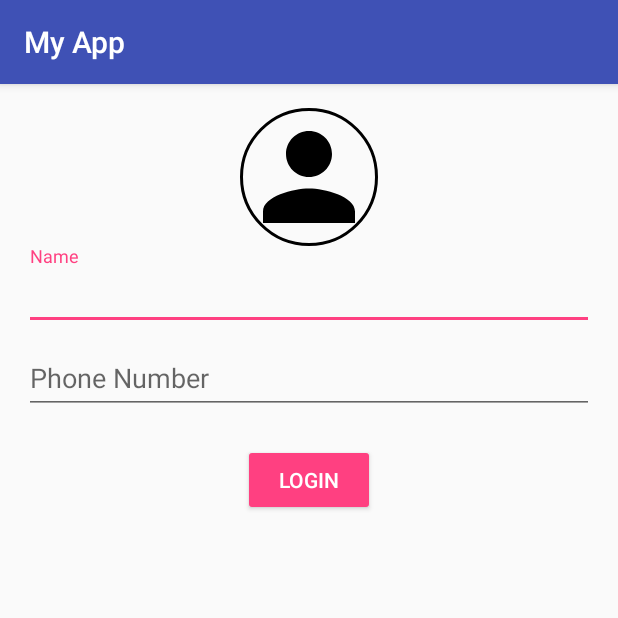
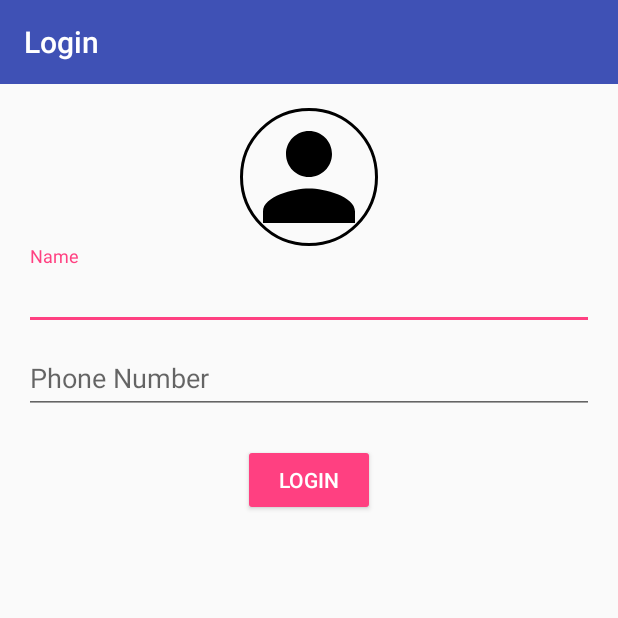
Before and after one commit to architjn/aXMPPAndroid, an Android app: the screen it shows after launch (RegisterActivity), on a phone screen of 412 x 824 dp, the top half of it. Run offline under Robolectric (Android 15) with nearby library versions, the phone set to English and light mode, and no system bars; our stand-ins replace CircleImageView.

Commit message:
Added Toolbar

```diff
--- a/app/src/main/java/com/architjn/myapp/ui/activity/ContactsActivity.java
+++ b/app/src/main/java/com/architjn/myapp/ui/activity/ContactsActivity.java
@@ -10,6 +10,7 @@ import android.support.annotation.Nullable;
 import android.support.v7.app.AppCompatActivity;
 import android.support.v7.widget.LinearLayoutManager;
 import android.support.v7.widget.RecyclerView;
+import android.support.v7.widget.Toolbar;
 import android.util.Log;
 import android.widget.Toast;
 
@@ -37,7 +38,6 @@ import java.util.ArrayList;
 
 public class ContactsActivity extends AppCompatActivity {
 
-    private PhoneNumberUtil phoneUtil;
     private RecyclerView rv;
     private ContactAdapter adapter;
 
@@ -49,6 +49,7 @@ public class ContactsActivity extends AppCompatActivity {
     }
 
     private void init() {
+        setSupportActionBar((Toolbar) findViewById(R.id.toolbar));
         rv = (RecyclerView) findViewById(R.id.contact_list);
         rv.setLayoutManager(new LinearLayoutManager(this));
         rv.addItemDecoration(new ListDividerItemDecoration(this, Utils.dpToPx(this, 35)));
@@ -78,7 +79,7 @@ public class ContactsActivity extends AppCompatActivity {
             protected void onPostExecute(Void aVoid) {
                 super.onPostExecute(aVoid);
                 adapter.updateItems(DbHelper.getInstance(ContactsActivity.this)
-                                .loadContacts());
+                        .loadContacts());
             }
 
             @Override
--- a/app/src/main/java/com/architjn/myapp/ui/activity/MainActivity.java
+++ b/app/src/main/java/com/architjn/myapp/ui/activity/MainActivity.java
@@ -4,6 +4,7 @@ import android.content.Intent;
 import android.os.Bundle;
 import android.support.design.widget.FloatingActionButton;
 import android.support.v7.app.AppCompatActivity;
+import android.support.v7.widget.Toolbar;
 import android.view.View;
 
 import com.architjn.myapp.R;
@@ -26,6 +27,7 @@ public class MainActivity extends AppCompatActivity implements XMPPHelper.OnStat
     }
 
     private void init() {
+        setSupportActionBar((Toolbar) findViewById(R.id.toolbar));
         XMPPHelper.getInstance(this).addActionStateChanged(this);
         fab = (FloatingActionButton) findViewById(R.id.addChat);
         fab.setOnClickListener(new View.OnClickListener() {
--- a/app/src/main/java/com/architjn/myapp/ui/activity/RegisterActivity.java
+++ b/app/src/main/java/com/architjn/myapp/ui/activity/RegisterActivity.java
@@ -5,6 +5,7 @@ import android.content.Intent;
 import android.os.Bundle;
 import android.support.annotation.Nullable;
 import android.support.v7.app.AppCompatActivity;
+import android.support.v7.widget.Toolbar;
 import android.util.Log;
 import android.view.View;
 import android.widget.Button;
@@ -35,6 +36,7 @@ public class RegisterActivity extends AppCompatActivity implements XMPPHelper.On
     }
 
     private void init() {
+        setSupportActionBar((Toolbar) findViewById(R.id.toolbar));
         XMPPHelper.getInstance(this).addActionStateChanged(this);
         avatar = (CircleImageView) findViewById(R.id.avatar);
         name = (EditText) findViewById(R.id.name);
--- a/app/src/main/res/layout/activity_register.xml
+++ b/app/src/main/res/layout/activity_register.xml
@@ -1,6 +1,13 @@
 <?xml version="1.0" encoding="utf-8"?>
 <LinearLayout xmlns:android="http://schemas.android.com/apk/res/android"
     xmlns:app="http://schemas.android.com/apk/res-auto"
+    android:layout_width="match_parent"
+    android:layout_height="match_parent"
+    android:orientation="vertical">
+
+    <include layout="@layout/toolbar" />
+
+    <LinearLayout
         android:layout_width="match_parent"
         android:layout_height="match_parent"
         android:gravity="center_horizontal"
@@ -19,9 +26,9 @@
             android:layout_height="wrap_content">
 
             <EditText
+                android:id="@+id/name"
                 android:layout_width="match_parent"
                 android:layout_height="wrap_content"
-            android:id="@+id/name"
                 android:hint="@string/name" />
         </android.support.design.widget.TextInputLayout>
 
@@ -37,11 +44,12 @@
         </android.support.design.widget.TextInputLayout>
 
         <Button
+            android:id="@+id/login"
             android:layout_width="wrap_content"
             android:layout_height="wrap_content"
             android:layout_marginTop="20dp"
             android:backgroundTint="?attr/colorAccent"
             android:text="@string/login"
-        android:id="@+id/login"
             android:textColor="@android:color/white" />
     </LinearLayout>
+</LinearLayout>
--- /dev/null
+++ b/app/src/main/res/layout/toolbar.xml
@@ -0,0 +1,9 @@
+<?xml version="1.0" encoding="utf-8"?>
+<android.support.v7.widget.Toolbar xmlns:android="http://schemas.android.com/apk/res/android"
+    android:id="@+id/toolbar"
+    android:layout_width="match_parent"
+    android:layout_height="wrap_content"
+    android:background="?attr/colorPrimary"
+    android:foreground="?attr/selectableItemBackground"
+    android:popupTheme="@style/ThemeOverlay.AppCompat.Dark"
+    android:theme="@style/ThemeOverlay.AppCompat.Dark" />
--- a/app/src/main/res/values/strings.xml
+++ b/app/src/main/res/values/strings.xml
@@ -1,7 +1,8 @@
 <resources>
-    <string name="app_name">My App</string>
+    <string name="app_name">ChatApp</string>
     <string name="default_status">Hi</string>
     <string name="name">Name</string>
     <string name="phono">Phone Number</string>
     <string name="login">Login</string>
+    <string name="contacts">Contacts</string>
 </resources>
--- a/app/src/main/res/values/styles.xml
+++ b/app/src/main/res/values/styles.xml
@@ -6,6 +6,8 @@
         <item name="colorPrimary">@color/colorPrimary</item>
         <item name="colorPrimaryDark">@color/colorPrimaryDark</item>
         <item name="colorAccent">@color/colorAccent</item>
+        <item name="windowActionBar">false</item>
+        <item name="windowNoTitle">true</item>
     </style>
 
 </resources>
```
Also changed, not shown: app/src/main/AndroidManifest.xml (+9 -3 lines), app/src/main/res/layout/activity_contacts.xml (+7 -4 lines), app/src/main/res/layout/activity_main.xml (+9 -2 lines). Lines whose indentation alone changed are shown as unchanged.
